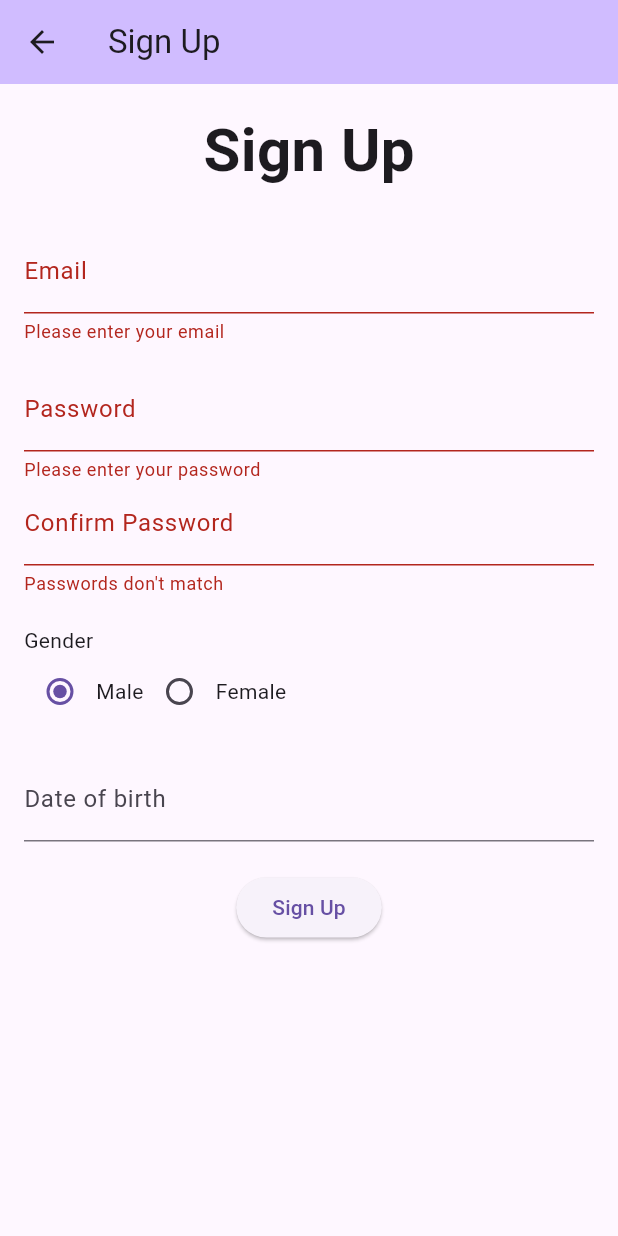
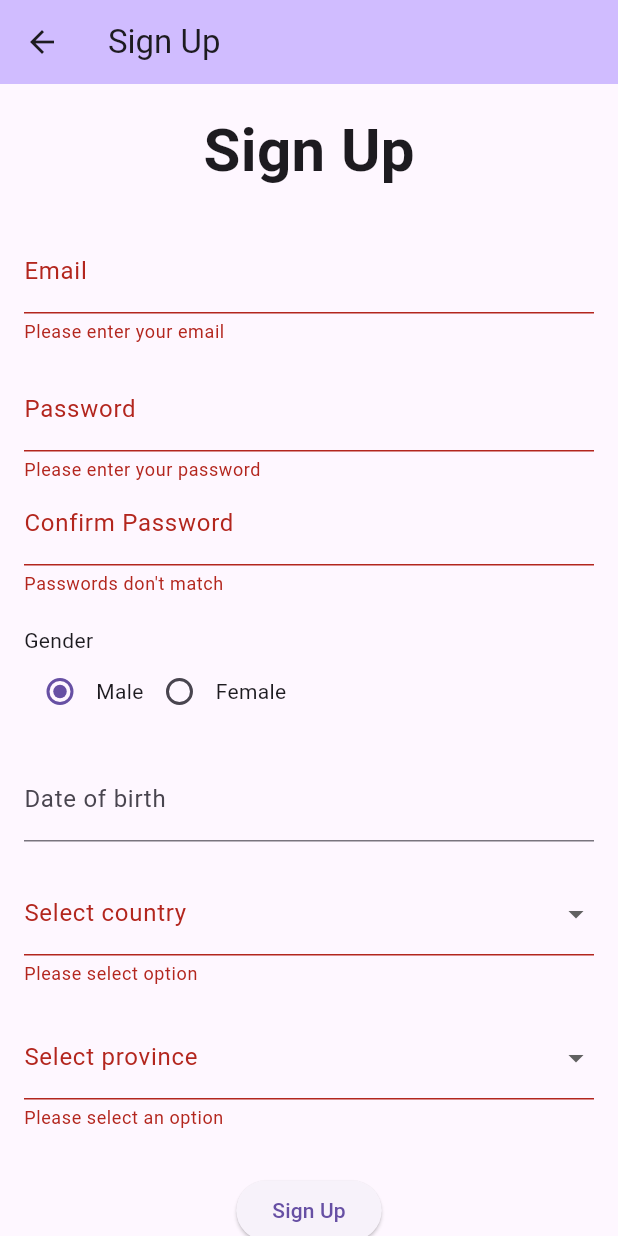
Before and after one commit to hirwaNkevin/flutter-calculator, a Flutter app: the Signupscreen screen opened directly, after a tap on "Sign Up", on a phone screen of 412 x 824 dp. Run offline on Flutter 3.47's test engine with Material 3 defaults, Android fonts, the phone set to English and light mode, and no system bars; missing offline and left inert: expressions.

```diff
--- a/lib/sign_up_screen.dart
+++ b/lib/sign_up_screen.dart
@@ -18,6 +18,23 @@ class _SignupscreenState extends State<Signupscreen> {
 
   static String _selectedGender = 'male';
   DateTime? _selectedDate;
+  String? _selectedCountry;
+  String? _selectedProvince;
+  final List<String> _provinceItems = [
+    'Northern Province',
+    'Southern Province',
+    'Eastern Province',
+    'Western Province',
+    'Kigali City'
+  ];
+  final List<String> _countryItems = [
+    'Rwanda',
+    'Burundi',
+    'Tanzania',
+    'Uganda',
+    'Kenya',
+    'DRC'
+  ];
 
   void _submitForm() {
     if (_formKey.currentState!.validate()) {
@@ -27,9 +44,9 @@ class _SignupscreenState extends State<Signupscreen> {
       String confirmPassword = _confirmPasswordController.text;
 
       // Handle the sign-in logic
-      print('Email: $email');
-      print('Email: $password');
-      print(password == confirmPassword);
+      // print('Email: $email');
+      // print('Email: $password');
+      // print(password == confirmPassword);
     }
   }
 
@@ -79,9 +96,11 @@ class _SignupscreenState extends State<Signupscreen> {
                   return null;
                 },
               ),
+
               const SizedBox(
                 height: 16.0,
               ),
+
               TextFormField(
                 controller: _passwordController,
                 decoration: const InputDecoration(
@@ -97,6 +116,7 @@ class _SignupscreenState extends State<Signupscreen> {
                   return null;
                 },
               ),
+
               TextFormField(
                 controller: _confirmPasswordController,
                 decoration: const InputDecoration(
@@ -112,6 +132,7 @@ class _SignupscreenState extends State<Signupscreen> {
                   return null;
                 },
               ),
+
               const SizedBox(
                 height: 20.0,
               ),
@@ -182,8 +203,60 @@ class _SignupscreenState extends State<Signupscreen> {
                 },
               ),
 
-              SizedBox(
+              const SizedBox(
                 height: 20,
+              ),
+
+              // country
+              DropdownButtonFormField<String>(
+                decoration: const InputDecoration(labelText: 'Select country'),
+                value: _selectedCountry,
+                items: _countryItems.map((String country) {
+                  return DropdownMenuItem<String>(
+                      value: country, child: Text(country));
+                }).toList(),
+                onChanged: (String? newValue) {
+                  setState(() {
+                    _selectedCountry = newValue;
+                  });
+                },
+                validator: (value) {
+                  if (value == null || value.isEmpty) {
+                    return 'Please select option';
+                  } else {
+                    return null;
+                  }
+                },
+              ),
+
+              const SizedBox(
+                height: 20,
+              ),
+
+              // Province
+              DropdownButtonFormField<String>(
+                decoration: const InputDecoration(labelText: 'Select province'),
+                value: _selectedProvince,
+                items: _provinceItems.map((String province) {
+                  return DropdownMenuItem<String>(
+                      value: province, child: Text(province));
+                }).toList(),
+                onChanged: (String? newValue) {
+                  setState(() {
+                    _selectedProvince = newValue;
+                  });
+                },
+                validator: (value) {
+                  if (value == null || value.isEmpty) {
+                    return 'Please select an option';
+                  } else {
+                    return null;
+                  }
+                },
+              ),
+
+              const SizedBox(
+                height: 30,
               ),
 
               ElevatedButton(
```
